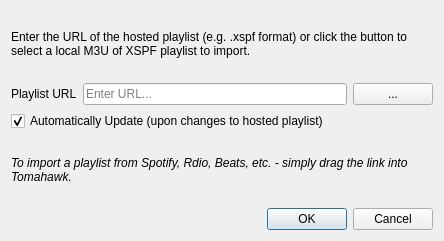
Before: the Qt Designer form src/tomahawk/dialogs/LoadPlaylistDialog.ui in tomahawk-player/tomahawk, drawn with Qt 5.
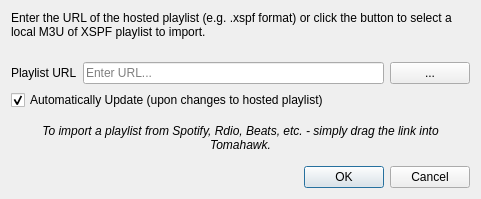
After: the same form once the commit is applied.

Commit message: Support loading m3u playlists from 'Import Playlist' dialog.

Diff of the .ui file:
```diff
--- a/src/tomahawk/dialogs/LoadPlaylistDialog.ui
+++ b/src/tomahawk/dialogs/LoadPlaylistDialog.ui
@@ -6,8 +6,8 @@
    <rect>
     <x>0</x>
     <y>0</y>
-    <width>444</width>
-    <height>241</height>
+    <width>481</width>
+    <height>199</height>
    </rect>
   </property>
   <property name="windowTitle">
@@ -19,6 +19,9 @@
      <property name="text">
       <string>Enter the URL of the hosted playlist (e.g. .xspf format) or click the button to select a local M3U of XSPF playlist to import.</string>
      </property>
+     <property name="alignment">
+      <set>Qt::AlignLeading|Qt::AlignLeft|Qt::AlignTop</set>
+     </property>
      <property name="wordWrap">
       <bool>true</bool>
      </property>
@@ -75,6 +78,9 @@
      <property name="text">
       <string>To import a playlist from Spotify, Rdio, Beats, etc. - simply drag the link into Tomahawk.</string>
      </property>
+     <property name="alignment">
+      <set>Qt::AlignCenter</set>
+     </property>
      <property name="wordWrap">
       <bool>true</bool>
      </property>
```
Left out of the diff: 10 changed lines with no effect on the pictures. The commit also changes 5 other files.
